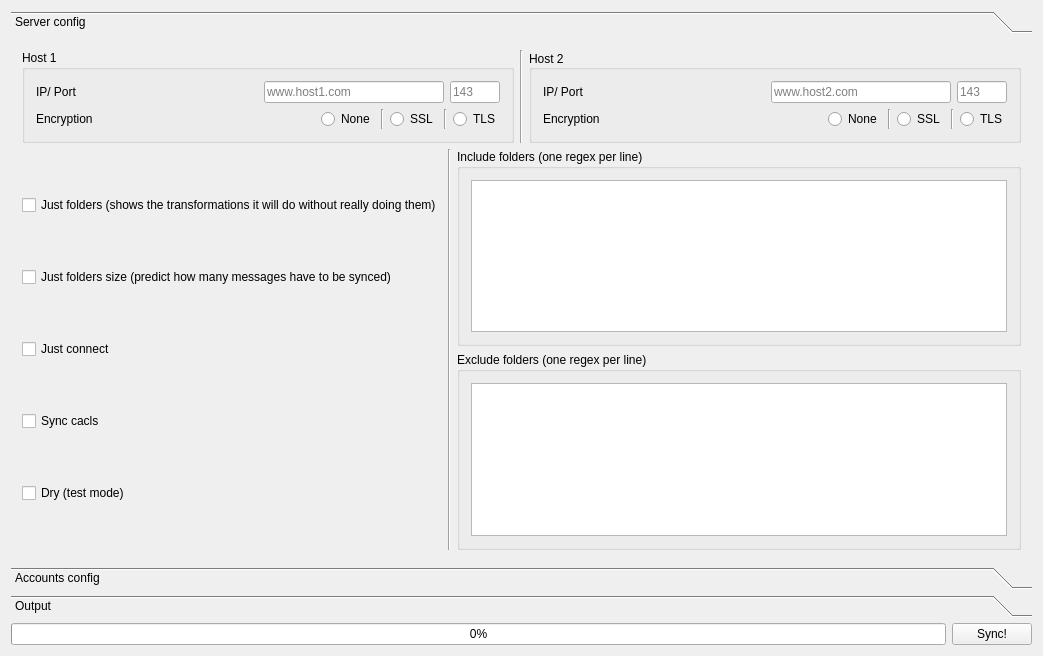
alexandernst/imapsync_ui, file imapsync_ui.ui: the form before one commit.
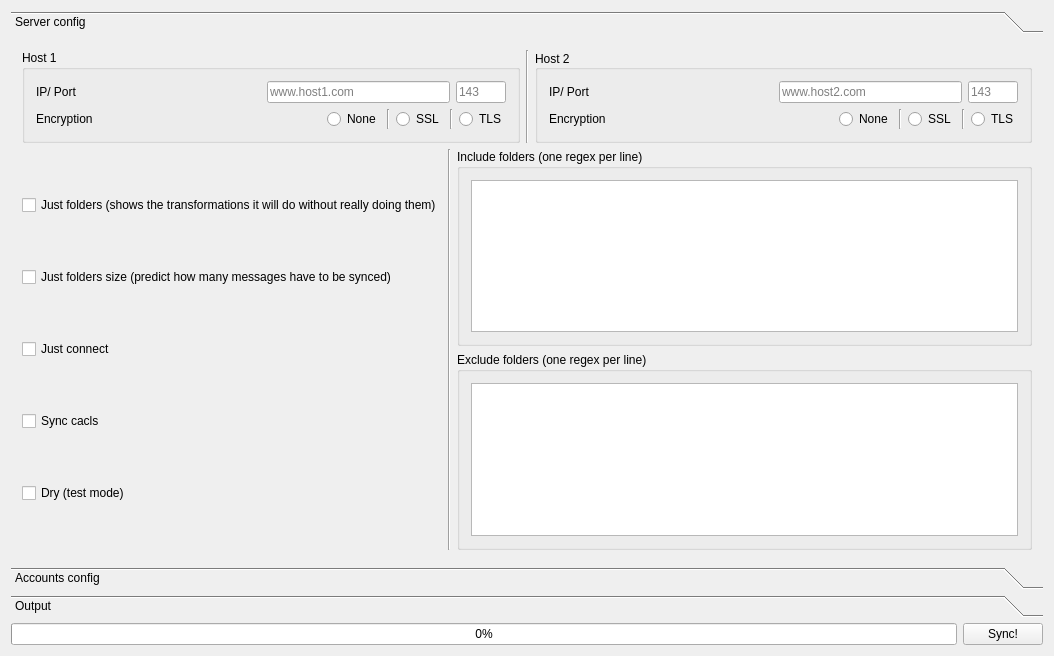
The form after the commit.

```diff
--- a/imapsync_ui.ui
+++ b/imapsync_ui.ui
@@ -6,7 +6,7 @@
    <rect>
     <x>0</x>
     <y>0</y>
-    <width>1043</width>
+    <width>1054</width>
     <height>656</height>
    </rect>
   </property>
@@ -27,8 +27,8 @@
           <rect>
            <x>0</x>
            <y>0</y>
-           <width>1025</width>
-           <height>528</height>
+           <width>1034</width>
+           <height>518</height>
           </rect>
          </property>
          <attribute name="label">
```
Left out of the diff: 6 changed lines with no effect on the pictures.
